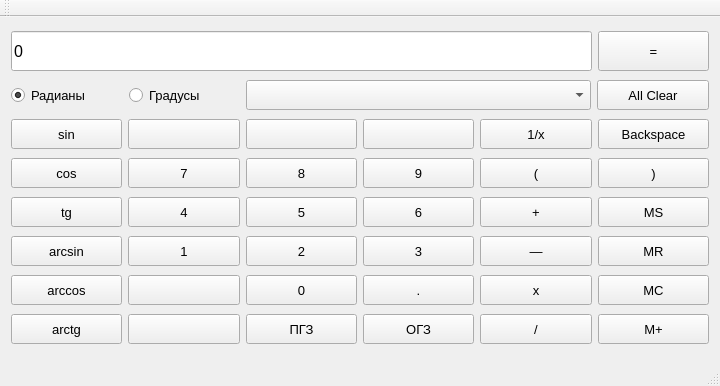
Qt form mainwindow.ui (meowheh/calc-practika) before a commit.
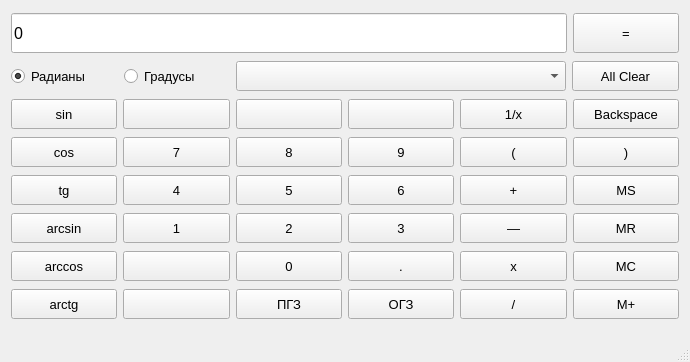
The same form after that commit.

```diff
--- a/mainwindow.ui
+++ b/mainwindow.ui
@@ -6,8 +6,8 @@
    <rect>
     <x>0</x>
     <y>0</y>
-    <width>720</width>
-    <height>386</height>
+    <width>690</width>
+    <height>362</height>
    </rect>
   </property>
   <property name="font">
@@ -455,7 +455,7 @@
        <widget class="QComboBox" name="history">
         <property name="minimumSize">
          <size>
-          <width>345</width>
+          <width>330</width>
           <height>30</height>
          </size>
         </property>
@@ -468,14 +468,14 @@
        <widget class="QPushButton" name="AC">
         <property name="minimumSize">
          <size>
-          <width>100</width>
+          <width>105</width>
           <height>30</height>
          </size>
         </property>
         <property name="maximumSize">
          <size>
           <width>16777215</width>
-          <height>30</height>
+          <height>16777215</height>
          </size>
         </property>
         <property name="font">
@@ -1107,14 +1107,6 @@
     </item>
    </layout>
   </widget>
-  <widget class="QToolBar" name="mainToolBar">
-   <attribute name="toolBarArea">
-    <enum>TopToolBarArea</enum>
-   </attribute>
-   <attribute name="toolBarBreak">
-    <bool>false</bool>
-   </attribute>
-  </widget>
   <widget class="QStatusBar" name="statusBar"/>
   <action name="action">
    <property name="text">
```
